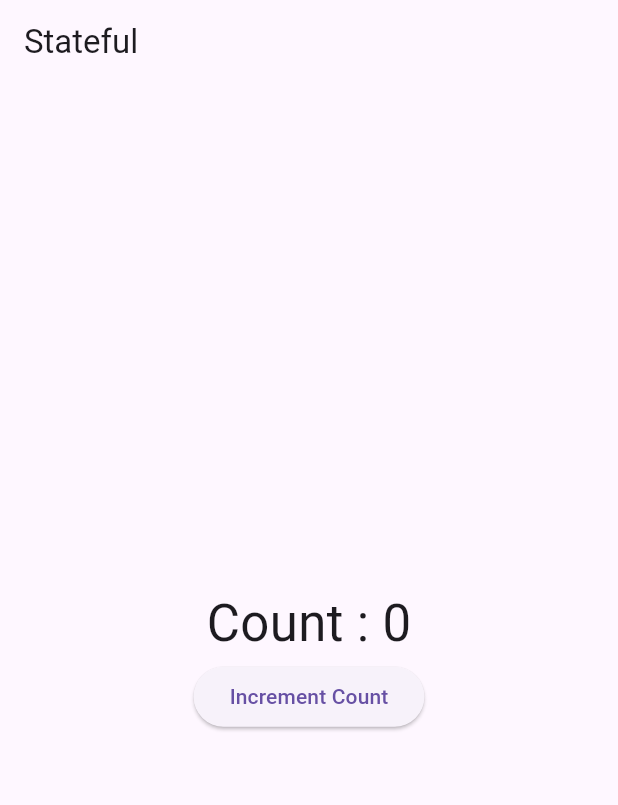
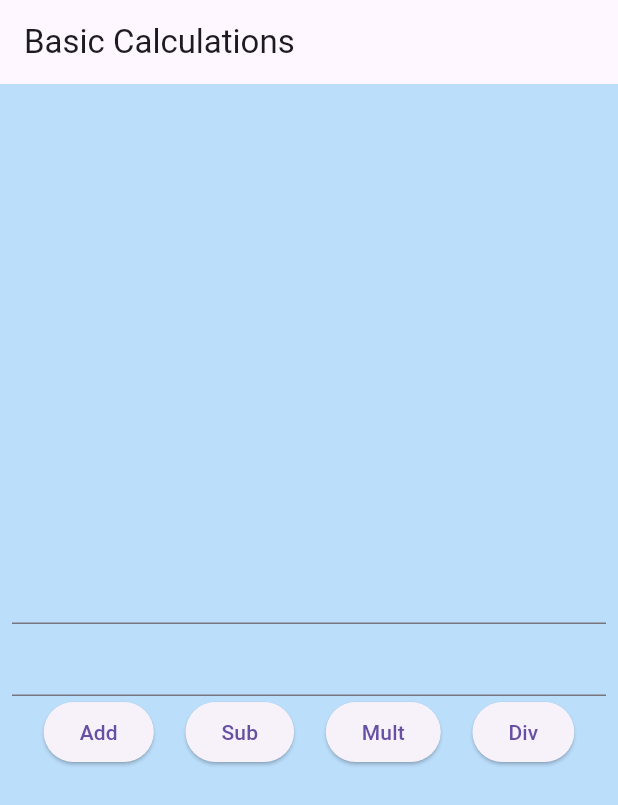
Before and after one commit to UdhavNegi/Flutter-Tutorials, a Flutter app: the screen it shows after launch, on a phone screen of 412 x 824 dp. Shown: the top 805 px of the screen. Run offline on Flutter 3.47's test engine with Material 3 defaults, Android fonts, the phone set to English and light mode, and no system bars; our stand-ins replace font_awesome_flutter.

Commit message:
basic calculator

```diff
--- a/lib/main.dart
+++ b/lib/main.dart
@@ -53,26 +53,45 @@ class MyHomePage extends StatefulWidget{
 }
 
 class MyHomeState extends State<MyHomePage>{
-  var count = 0;
+  var no1Controller = TextEditingController();
+  var no2Controller = TextEditingController();
+
   @override
   Widget build(BuildContext context) {
     return Scaffold(
       appBar : AppBar(
-        title : Text('Stateful'),
+        title : Text('Basic Calculations'),
       ),
 
-      body : Center(
-        child : Column(
-          mainAxisAlignment: MainAxisAlignment.center,
-          children: [
-            Text('Count : $count', style : TextStyle(fontSize: 34)),
-            ElevatedButton(onPressed: (){
-              setState(() {
-                count++;
-              });
-              print('count is $count');
-            }, child: Text('Increment Count'))
-          ],
+      body : Container(
+        color : Colors.blue.shade100,
+        child : Center(
+          child : Padding(
+            padding: const EdgeInsets.all(8.0),
+            child: Column(
+              mainAxisAlignment: MainAxisAlignment.center,
+              children: [
+                TextField(
+                  controller: no1Controller,
+                ),
+
+
+                TextField(
+                  controller: no2Controller,
+                ),
+
+                Row(
+                  mainAxisAlignment: MainAxisAlignment.spaceEvenly,
+                  children: [
+                    ElevatedButton(onPressed: (){}, child: Text('Add')),
+                    ElevatedButton(onPressed: (){}, child: Text('Sub')),
+                    ElevatedButton(onPressed: (){}, child: Text('Mult')),
+                    ElevatedButton(onPressed: (){}, child: Text('Div')),
+                  ],
+                )
+              ],
+            ),
+          )
         )
       )
     );
```
